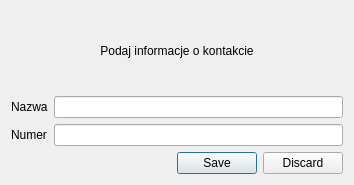
Before: the Qt Designer form addcontact.ui in killpl/SIP-Phone, drawn with Qt 5.
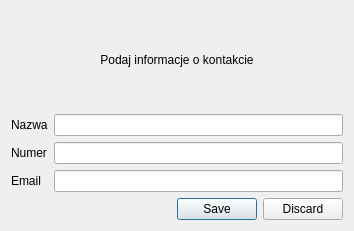
After: the same form once the commit is applied.

```diff
--- a/addcontact.ui
+++ b/addcontact.ui
@@ -7,7 +7,7 @@
     <x>0</x>
     <y>0</y>
     <width>354</width>
-    <height>185</height>
+    <height>231</height>
    </rect>
   </property>
   <property name="windowTitle">
@@ -46,6 +46,16 @@
        </property>
       </widget>
      </item>
+     <item row="3" column="0">
+      <widget class="QLabel" name="label_4">
+       <property name="text">
+        <string>Email</string>
+       </property>
+      </widget>
+     </item>
+     <item row="3" column="1">
+      <widget class="QLineEdit" name="lineEdit_3"/>
+     </item>
     </layout>
    </item>
    <item row="1" column="0">
```
